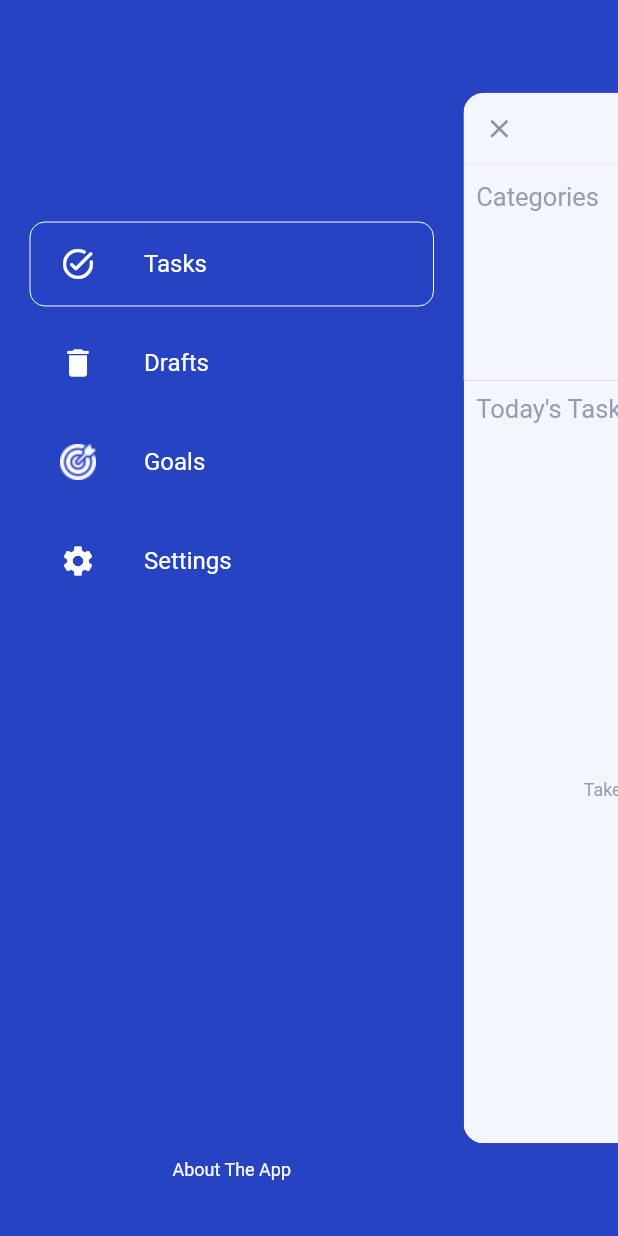
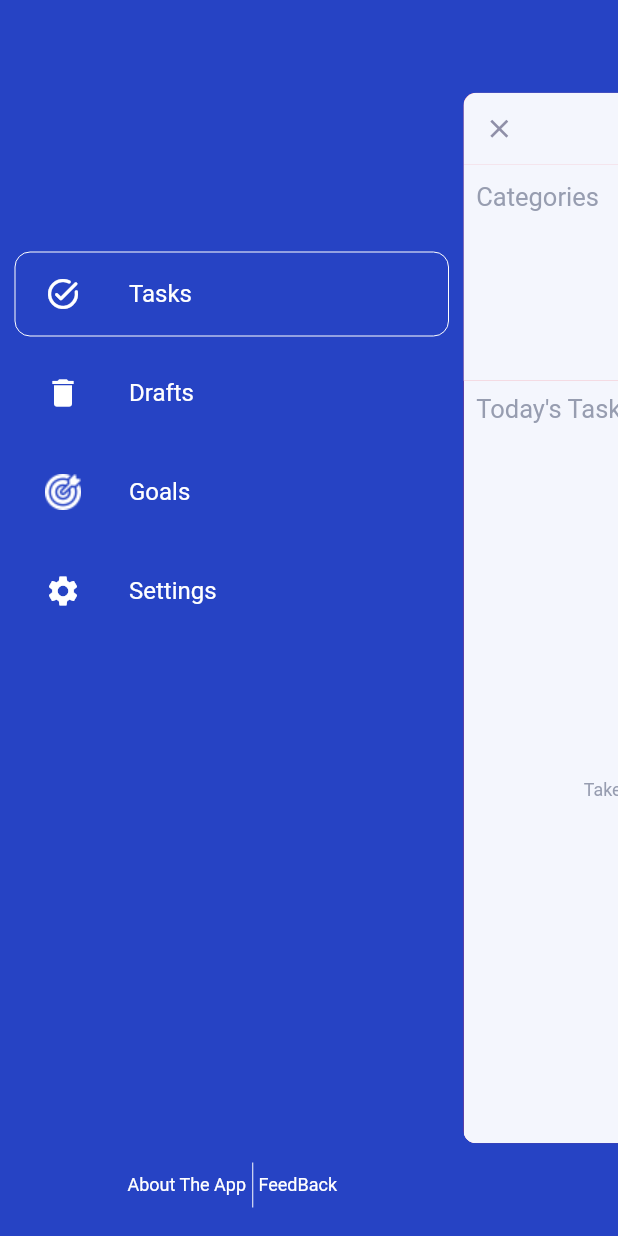
Before and after one commit to EngrTAHAR-Noureddine/ToDoList, a Flutter app: the screen it shows after launch, after a tap on the "menu" icon, on a phone screen of 412 x 824 dp. Run offline on Flutter 3.47's test engine with Material 2 defaults, Android fonts, the phone set to English and light mode, and no system bars; drawn by our look-alikes of flutter_advanced_drawer; our stand-ins replace flutter_slidable, sqflite; accounts and stored records are empty.

Commit message:
fix settings and darkmode button with add feedback and hidedrawer when click

```diff
--- a/lib/View/home_view.dart
+++ b/lib/View/home_view.dart
@@ -30,13 +30,8 @@ class _HomeState extends State<Home> {
 
  Future<bool> setUser()async{
    User user = await DBProvider.db.getUser(1);
-   DBProvider.db.getUser(1).whenComplete(()async{
-     if(user==null){
-       user = new User(id: 1,hideGoal: "",passWord: "",linkAgenda: "none",darkMode: "Light");
-       await DBProvider.db.newUser(user);
-     }
-   });
-   await ProviderClass().setAppMode(false, user);
+
+   await ProviderClass().setAppMod(user);
 
  }
 
@@ -45,25 +40,29 @@ class _HomeState extends State<Home> {
     SystemChrome.setSystemUIOverlayStyle(SystemUiOverlayStyle(
       statusBarIconBrightness: Theme.of(context).brightness,
     ));
-      return   AdvancedDrawer(
-      backdropColor: Theme.of(context).floatingActionButtonTheme.foregroundColor,
+      return FutureBuilder(
+          future: setUser(),
+          builder: (context,snapshot){
+            return AdvancedDrawer(
+              backdropColor:Color(0xFF2643C4),
               controller: _advancedDrawerController,
               animationCurve: Curves.easeInOut,
               animationDuration: const Duration(milliseconds: 300),
+
               animateChildDecoration: true,
               childDecoration: const BoxDecoration(
 
-        borderRadius: const BorderRadius.all(Radius.circular(16)),
+                borderRadius: const BorderRadius.all(Radius.circular(10)),
               ),
               drawer: OrientationBuilder(builder: (context, orientation) {
                 return SafeArea(
                   child: Container(
 
                     alignment: Alignment.center,
-          padding: EdgeInsets.all(20),
+                    padding: EdgeInsets.fromLTRB(10,40,10,10),
                     child: ListTileTheme(
-            textColor: Theme.of(context).splashColor,
-            iconColor: Theme.of(context).splashColor,
+                      textColor: Colors.white,
+                      iconColor: Colors.white,
                       child: Column(
 
                         children: [
@@ -78,18 +77,20 @@ class _HomeState extends State<Home> {
                             contentPadding:  EdgeInsets.only(left : 20.0),
                             shape: RoundedRectangleBorder(
                                 borderRadius: BorderRadius.circular(10),
-                      side: (SwitchViews().index==0)? BorderSide(width: 0,color: Theme.of(context).splashColor,style: BorderStyle.solid):BorderSide.none
+                                side: (SwitchViews().index==0)? BorderSide(width: 0,color: Colors.white,style: BorderStyle.solid):BorderSide.none
 
                             ),
                             onTap: () {
                               setState(() {
+
                                 SwitchViews().index=0;
+                                _advancedDrawerController.hideDrawer();
                               });
 
 
 
                             },
-                  leading: Icon(Icons.task_alt_rounded),
+                            leading: Icon(Icons.task_alt_rounded,color:Colors.white,),
                             title: Text('Tasks'),
                           ),
                           SizedBox(height: 10,),
@@ -97,18 +98,20 @@ class _HomeState extends State<Home> {
                             contentPadding:  EdgeInsets.only(left : 20.0),
                             shape: RoundedRectangleBorder(
                                 borderRadius: BorderRadius.circular(10),
-                      side: (SwitchViews().index==1)? BorderSide(width: 0,color: Theme.of(context).splashColor,style: BorderStyle.solid):BorderSide.none
+                                side: (SwitchViews().index==1)? BorderSide(width: 0,color: Colors.white,style: BorderStyle.solid):BorderSide.none
 
                             ),
                             onTap: () {
 
                               setState(() {
+
                                 SwitchViews().index=1;
+                                _advancedDrawerController.hideDrawer();
                               });
 
 
                             },
-                  leading: Icon(Icons.delete),
+                            leading: Icon(Icons.delete,color: Colors.white,),
                             title: Text('Drafts'),
                           ),
                           SizedBox(height: 10,),
@@ -116,17 +119,19 @@ class _HomeState extends State<Home> {
                             contentPadding:  EdgeInsets.only(left : 20.0),
                             shape: RoundedRectangleBorder(
                                 borderRadius: BorderRadius.circular(10),
-                      side: (SwitchViews().index==2)? BorderSide(width: 0,color: Theme.of(context).splashColor,style: BorderStyle.solid):BorderSide.none
+                                side: (SwitchViews().index==2)? BorderSide(width: 0,color:Colors.white,style: BorderStyle.solid):BorderSide.none
 
                             ),
                             onTap: () {
                               setState(() {
+
                                 SwitchViews().index=2;
+                                _advancedDrawerController.hideDrawer();
                               });
 
 
                             },
-                  leading: Image.asset('assets/images/goal.png',color: Theme.of(context).splashColor,),
+                            leading: Image.asset('assets/images/goal.png',color: Colors.white,),
                             title: Text('Goals'),
                           ),
                           SizedBox(height: 10,),
@@ -134,31 +139,58 @@ class _HomeState extends State<Home> {
                             contentPadding:  EdgeInsets.only(left : 20.0),
                             shape: RoundedRectangleBorder(
                                 borderRadius: BorderRadius.circular(10),
-                      side: (SwitchViews().index==3)? BorderSide(width: 0,color: Theme.of(context).splashColor,style: BorderStyle.solid):BorderSide.none
+                                side: (SwitchViews().index==3)? BorderSide(width: 0,color: Colors.white,style: BorderStyle.solid):BorderSide.none
 
                             ),
                             onTap: () {setState(() {
                               SwitchViews().index=3;
+                              _advancedDrawerController.hideDrawer();
                             });},
-                  leading: Icon(Icons.settings),
+                            leading: Icon(Icons.settings,color: Colors.white,),
                             title: Text('Settings'),
                           ),
 
                           (orientation == Orientation.portrait)? Spacer():Container(),
-                (orientation == Orientation.portrait)? MaterialButton(
+                          (orientation == Orientation.portrait)? Row(
+                            mainAxisAlignment: MainAxisAlignment.center,
+                            children: [
+                              MaterialButton(
+
+                                height: 30,
+                                shape: Border(
+                                  right: BorderSide(color: Colors.white,width: 0,style: BorderStyle.solid)
+                                ),
+                                padding: EdgeInsets.all(0),
                                 onPressed: (){},
                                 child: DefaultTextStyle(
                                   style: TextStyle(
                                     fontSize: 12,
-                      color: Theme.of(context).splashColor,
+                                    color: Colors.white,
                                   ),
                                   child: Container(
-                      margin: const EdgeInsets.symmetric(
-                        vertical: 16.0,
-                      ),
+                                    margin: EdgeInsets.all(0),
                                     child: Text('About The App'),
                                   ),
                                 ),
+                              ),
+                              MaterialButton(
+                                minWidth: 60,
+                                height: 30,
+                                padding: EdgeInsets.all(0),
+                                onPressed: (){},
+                                child: DefaultTextStyle(
+                                  style: TextStyle(
+                                    fontSize: 12,
+                                    color: Colors.white,
+                                  ),
+                                  child: Container(
+
+                                    margin: EdgeInsets.all(0),
+                                    child: Text('FeedBack'),
+                                  ),
+                                ),
+                              ),
+                            ],
                           ):Container(),
                         ],
                       ),
@@ -317,5 +349,8 @@ class _HomeState extends State<Home> {
 
               ),
             );
+          });
+
+
   }
 }
```
Also changed, not shown: lib/ModelView/settings_model.dart (+27 -20 lines), lib/Models/provider_class.dart (+7 -0 lines). Lines whose indentation alone changed are shown as unchanged.
